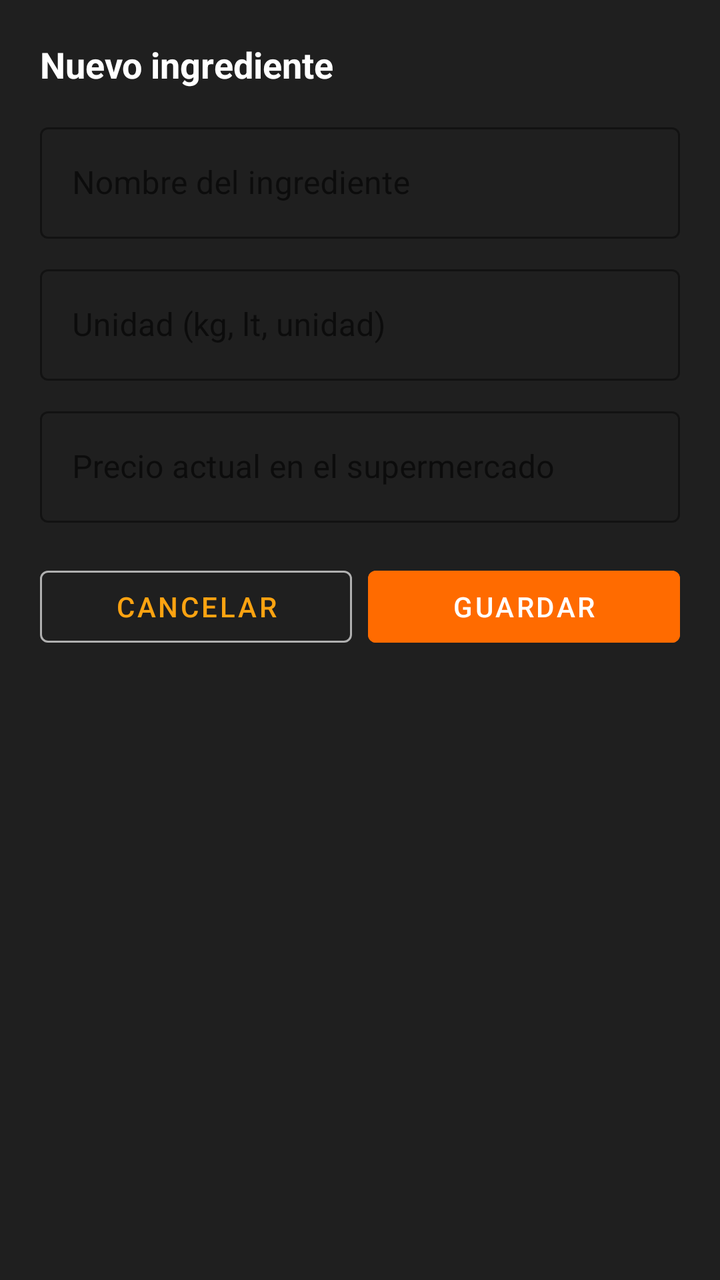
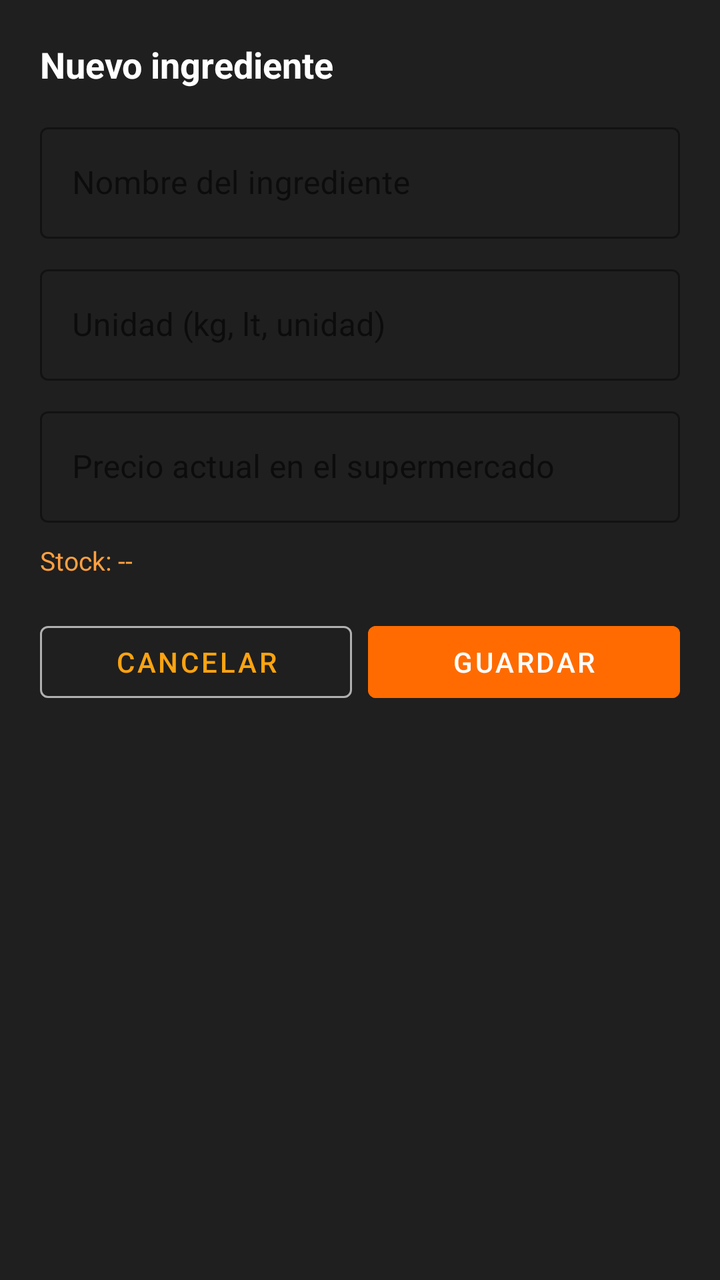

An Android layout rendered at two revisions. The XML below is the earlier revision; the diff shows what the commit changed to produce the second picture.
<!-- AndroidManifest.xml: application theme Theme.MiRotiMobile -->
<!-- res/layout/fragment_ingrediente_formulario.xml -->
<?xml version="1.0" encoding="utf-8"?>
<LinearLayout xmlns:android="http://schemas.android.com/apk/res/android"
    xmlns:app="http://schemas.android.com/apk/res-auto"
    android:layout_width="match_parent"
    android:layout_height="wrap_content"
    android:orientation="vertical"
    android:background="@color/surface_dark"
    android:padding="20dp">

    
    <TextView
        android:id="@+id/txtTituloFormulario"
        android:layout_width="match_parent"
        android:layout_height="wrap_content"
        android:text="Nuevo ingrediente"
        android:textSize="18sp"
        android:textStyle="bold"
        android:textColor="@color/white"
        android:layout_marginBottom="14dp" />

    
    <com.google.android.material.textfield.TextInputLayout
        android:id="@+id/layoutNombreIngrediente"
        style="@style/Widget.MaterialComponents.TextInputLayout.OutlinedBox"
        android:layout_width="match_parent"
        android:layout_height="wrap_content"
        android:hint="Nombre del ingrediente"
        app:boxStrokeColor="@color/miroti_orange"
        app:hintTextColor="@color/miroti_orange">

        <com.google.android.material.textfield.TextInputEditText
            android:id="@+id/editNombreIngrediente"
            android:layout_width="match_parent"
            android:layout_height="wrap_content"
            android:inputType="textCapSentences"
            android:maxLines="1"
            android:textColor="@color/white" />
    </com.google.android.material.textfield.TextInputLayout>

    
    <com.google.android.material.textfield.TextInputLayout
        android:id="@+id/layoutUnidadIngrediente"
        style="@style/Widget.MaterialComponents.TextInputLayout.OutlinedBox"
        android:layout_width="match_parent"
        android:layout_height="wrap_content"
        android:layout_marginTop="10dp"
        android:hint="Unidad (kg, lt, unidad)"
        app:boxStrokeColor="@color/miroti_orange"
        app:hintTextColor="@color/miroti_orange">

        <com.google.android.material.textfield.TextInputEditText
            android:id="@+id/editUnidadIngrediente"
            android:layout_width="match_parent"
            android:layout_height="wrap_content"
            android:inputType="text"
            android:maxLines="1"
            android:textColor="@color/white" />
    </com.google.android.material.textfield.TextInputLayout>

    
    <com.google.android.material.textfield.TextInputLayout
        android:id="@+id/layoutPrecioIngrediente"
        style="@style/Widget.MaterialComponents.TextInputLayout.OutlinedBox"
        android:layout_width="match_parent"
        android:layout_height="wrap_content"
        android:layout_marginTop="10dp"
        android:hint="Precio actual en el supermercado"
        app:boxStrokeColor="@color/miroti_orange"
        app:hintTextColor="@color/miroti_orange"
        app:prefixText="$ ">

        <com.google.android.material.textfield.TextInputEditText
            android:id="@+id/editPrecioIngrediente"
            android:layout_width="match_parent"
            android:layout_height="wrap_content"
            android:inputType="numberDecimal"
            android:maxLines="1"
            android:textColor="@color/white" />
    </com.google.android.material.textfield.TextInputLayout>

    
    <TextView
        android:id="@+id/txtErrorFormulario"
        android:layout_width="match_parent"
        android:layout_height="wrap_content"
        android:layout_marginTop="10dp"
        android:textSize="13sp"
        android:textColor="@color/estado_cancelado"
        android:visibility="gone" />

    
    <LinearLayout
        android:layout_width="match_parent"
        android:layout_height="wrap_content"
        android:orientation="horizontal"
        android:layout_marginTop="18dp">

        <com.google.android.material.button.MaterialButton
            android:id="@+id/btnCancelar"
            style="@style/Widget.MaterialComponents.Button.OutlinedButton"
            android:layout_width="0dp"
            android:layout_height="wrap_content"
            android:layout_weight="1"
            android:layout_marginEnd="8dp"
            android:text="Cancelar"
            app:strokeColor="@color/nav_icon_inactive" />

        <com.google.android.material.button.MaterialButton
            android:id="@+id/btnGuardar"
            android:layout_width="0dp"
            android:layout_height="wrap_content"
            android:layout_weight="1"
            android:backgroundTint="@color/miroti_orange"
            android:text="Guardar" />
    </LinearLayout>

</LinearLayout>
<!-- resources referenced by this layout -->
<resources>
  <color name="estado_cancelado">#F44336</color>
  <color name="miroti_orange">#FF6B00</color>
  <color name="nav_icon_inactive">#B0B0B0</color>
  <color name="surface_dark">#1F1F1F</color>
  <color name="white">#FFFFFFFF</color>
  <style name="Theme.MiRotiMobile" parent="Base.Theme.MiRotiMobile" />
  <style name="Base.Theme.MiRotiMobile" parent="Theme.MaterialComponents.DayNight.NoActionBar">
          <item name="colorPrimary">#FCA311</item>
          <item name="colorPrimaryVariant">#E59500</item>
          <item name="colorOnPrimary">#FFFFFF</item>
      </style>
</resources>

<!-- the commit's change to res/layout/fragment_ingrediente_formulario.xml (unified diff, before → after) -->
@@ -89,6 +89,24 @@
         android:visibility="gone" />
 
     
+    <TextView
+        android:id="@+id/txtStockFormulario"
+        android:layout_width="match_parent"
+        android:layout_height="wrap_content"
+        android:layout_marginTop="10dp"
+        android:text="Stock: --"
+        android:textSize="13sp"
+        android:textColor="@color/miroti_orange_light" />
+
+    
+        android:layout_width="match_parent"
+        android:layout_height="wrap_content"
+        android:layout_marginTop="10dp"
+        android:textSize="13sp"
+        android:textColor="@color/estado_cancelado"
+        android:visibility="gone" />
+
+    
     <LinearLayout
         android:layout_width="match_parent"
         android:layout_height="wrap_content"
<!-- resource entries referenced after the edit -->
@@ -2,6 +2,7 @@
 <resources>
   <color name="estado_cancelado">#F44336</color>
   <color name="miroti_orange">#FF6B00</color>
+  <color name="miroti_orange_light">#FFA040</color>
   <color name="nav_icon_inactive">#B0B0B0</color>
   <color name="surface_dark">#1F1F1F</color>
   <color name="white">#FFFFFFFF</color>
